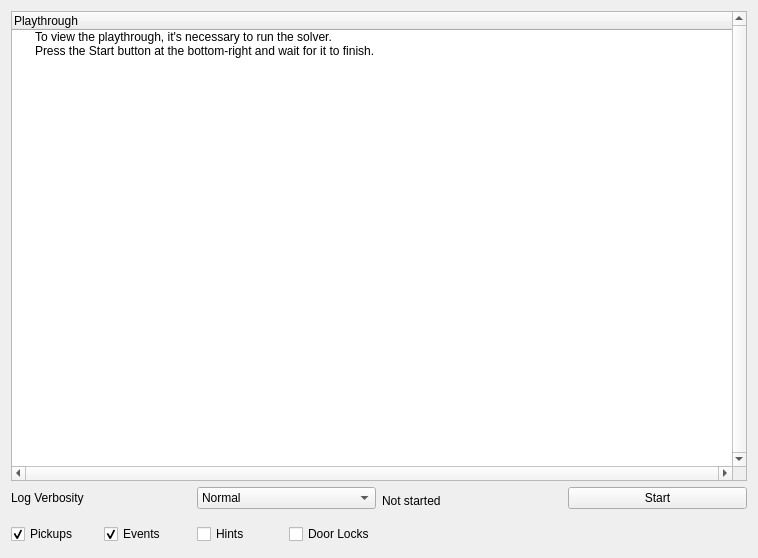
First picture: the form in randovania/gui/ui_files/game_validator_widget.ui, repository randovania/randovania, before the edit.
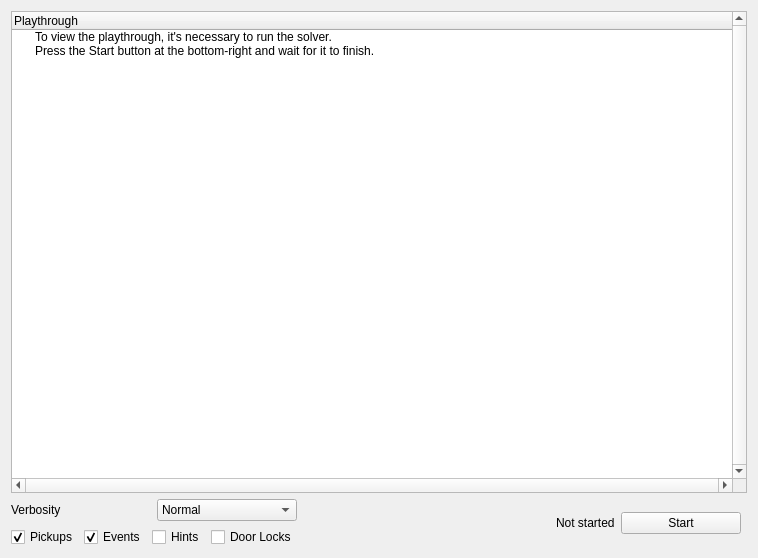
Second picture: the form after the edit.

Commit message: scale better when the window is resized

```diff
--- a/randovania/gui/ui_files/game_validator_widget.ui
+++ b/randovania/gui/ui_files/game_validator_widget.ui
@@ -14,14 +14,30 @@
    <string>Game Validator</string>
   </property>
   <layout class="QGridLayout" name="root_layout">
-   <item row="3" column="0">
-    <widget class="QLabel" name="verbosity_label">
+   <item row="3" column="4">
+    <widget class="QPushButton" name="start_button">
+     <property name="minimumSize">
+      <size>
+       <width>120</width>
+       <height>0</height>
+      </size>
+     </property>
      <property name="text">
-      <string>&lt;html&gt;&lt;head/&gt;&lt;body&gt;&lt;p&gt;Log Verbosity&lt;/p&gt;&lt;/body&gt;&lt;/html&gt;</string>
+      <string>Start</string>
      </property>
     </widget>
    </item>
-   <item row="2" column="0" colspan="4">
+   <item row="3" column="3">
+    <widget class="QLabel" name="status_label">
+     <property name="text">
+      <string>Not started</string>
+     </property>
+     <property name="wordWrap">
+      <bool>true</bool>
+     </property>
+    </widget>
+   </item>
+   <item row="2" column="0" colspan="6">
     <widget class="QTreeWidget" name="log_widget">
      <property name="verticalScrollBarPolicy">
       <enum>Qt::ScrollBarAlwaysOn</enum>
@@ -58,7 +74,16 @@
      </item>
     </widget>
    </item>
-   <item row="3" column="1">
+   <item row="3" column="0">
+    <layout class="QGridLayout" name="options_layout">
+     <item row="0" column="0">
+      <widget class="QLabel" name="verbosity_label">
+       <property name="text">
+        <string>&lt;html&gt;&lt;head/&gt;&lt;body&gt;&lt;p&gt;Verbosity&lt;/p&gt;&lt;/body&gt;&lt;/html&gt;</string>
+       </property>
+      </widget>
+     </item>
+     <item row="0" column="1">
     <widget class="QComboBox" name="verbosity_combo">
      <property name="currentIndex">
       <number>1</number>
@@ -85,7 +110,7 @@
      </item>
     </widget>
    </item>
-   <item row="5" column="0" rowspan="3" colspan="2">
+     <item row="1" column="0" colspan="2">
     <layout class="QHBoxLayout" name="filter_actions_layout">
      <item>
       <widget class="QCheckBox" name="show_pickups_check">
@@ -123,21 +148,22 @@
      </item>
     </layout>
    </item>
-   <item row="3" column="2" rowspan="2">
-    <widget class="QLabel" name="status_label">
-     <property name="text">
-      <string>Not started</string>
-     </property>
-    </widget>
+    </layout>
    </item>
-   <item row="3" column="3">
-    <widget class="QPushButton" name="start_button">
-     <property name="text">
-      <string>Start</string>
+   <item row="3" column="2">
+    <spacer name="horizontalSpacer">
+     <property name="orientation">
+      <enum>Qt::Horizontal</enum>
      </property>
-    </widget>
+     <property name="sizeHint" stdset="0">
+      <size>
+       <width>40</width>
+       <height>20</height>
+      </size>
+     </property>
+    </spacer>
    </item>
-   <item row="6" column="2" colspan="2">
+   <item row="3" column="1">
     <widget class="QLabel" name="needs_refresh_label">
      <property name="styleSheet">
       <string notr="true">color: red;</string>
@@ -145,6 +171,9 @@
      <property name="text">
       <string/>
      </property>
+     <property name="wordWrap">
+      <bool>true</bool>
+     </property>
      <property name="margin">
       <number>0</number>
      </property>
```
Lines whose indentation alone changed are shown as unchanged.
